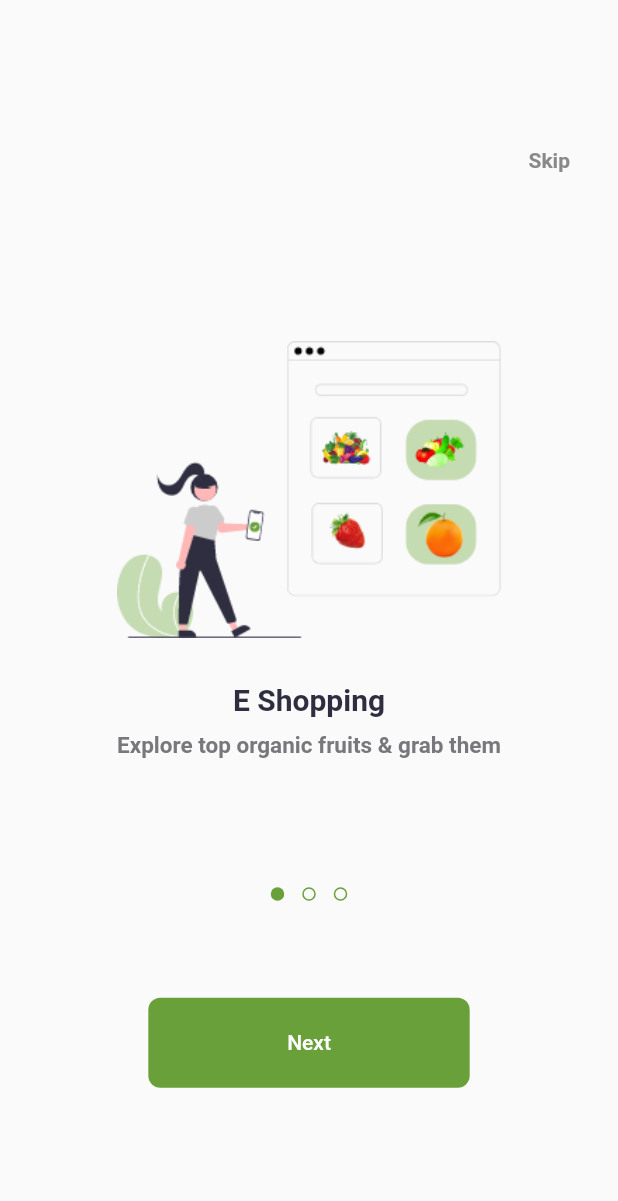
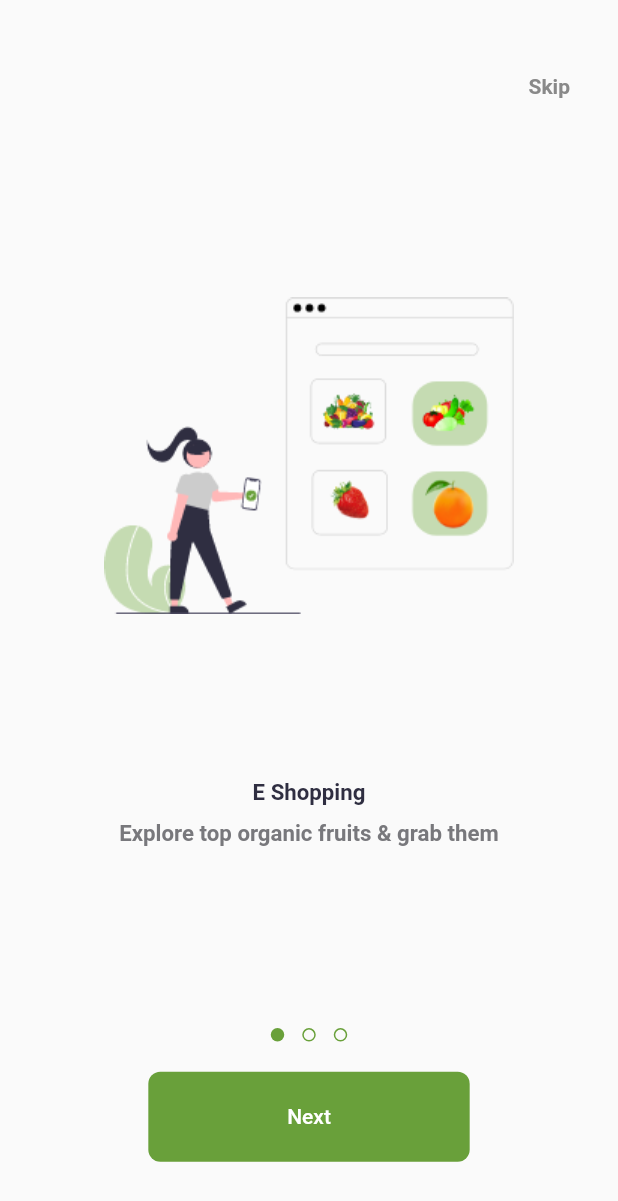
Before and after one commit to Meta-c/Ecommerce, a Flutter app: the screen it shows after launch, on a phone screen of 412 x 824 dp. Shown: the top 1201 px of the screen. Run offline on Flutter 3.47's test engine with Material 2 defaults, Android fonts, the phone set to English and light mode, and no system bars; drawn by our look-alikes of dots_indicator; our stand-ins replace device_preview, get; Roboto replaces fonts that are missing (Poppins).

Commit message:
responsive design

```diff
--- a/ecommerce/lib/features/on Boarding/presentation/widgets/on_boarding_body.dart
+++ b/ecommerce/lib/features/on Boarding/presentation/widgets/on_boarding_body.dart
@@ -37,7 +37,8 @@ class _OnBoardingViewBodyState extends State<OnBoardingViewBody> {
         Positioned(
             left: 0,
             right: 0,
-            bottom: SizeConfig.defaultSize! * 22,
+            bottom:
+                SizeConfig.screenHeight! - (SizeConfig.screenHeight! * 0.85),
             child: GetBuilder<OnBoardingController>(builder: (controller) {
               return CustomDotIndicator(dotIndex: controller.index.toDouble());
             })),
@@ -45,7 +46,7 @@ class _OnBoardingViewBodyState extends State<OnBoardingViewBody> {
           builder: (controller) => Visibility(
             visible: controller.index == 2 ? false : true,
             child: Positioned(
-              top: SizeConfig.defaultSize! * 10,
+              top: SizeConfig.defaultSize! * 5,
               right: 32,
               child: InkWell(
                 onTap: () {
@@ -66,7 +67,7 @@ class _OnBoardingViewBodyState extends State<OnBoardingViewBody> {
           ),
         ),
         Positioned(
-            bottom: SizeConfig.defaultSize! * 10,
+            bottom: SizeConfig.defaultSize! * 5,
             left: SizeConfig.defaultSize! * 10,
             right: SizeConfig.defaultSize! * 10,
             child: CustomGeneralButton(
--- a/ecommerce/lib/features/on Boarding/presentation/widgets/page_view_item.dart
+++ b/ecommerce/lib/features/on Boarding/presentation/widgets/page_view_item.dart
@@ -12,17 +12,19 @@ class PageViewItem extends StatelessWidget {
   Widget build(BuildContext context) {
     return Column(
       children: [
-        const VerticalSpace(
-          value: 23,
+        VerticalSpace(
+          value: SizeConfig.defaultSize! * 1,
         ),
         SizedBox(
-            height: SizeConfig.defaultSize! * 20, child: Image.asset(image!)),
-        const VerticalSpace(value: 3),
+            height: SizeConfig.screenHeight! * 0.5, child: Image.asset(image!)),
+        VerticalSpace(
+          value: SizeConfig.defaultSize! * 0.1,
+        ),
         Text(
           title!,
-          style: const TextStyle(
-            fontSize: 20,
-            color: Color(0xff2f2e41),
+          style: TextStyle(
+            fontSize: SizeConfig.defaultSize! * 1.5,
+            color: const Color(0xff2f2e41),
             fontWeight: FontWeight.w600,
           ),
           textAlign: TextAlign.left,
@@ -32,10 +34,10 @@ class PageViewItem extends StatelessWidget {
         ),
         Text(
           subTitle!,
-          style: const TextStyle(
-            fontSize: 15,
+          style: TextStyle(
+            fontSize: SizeConfig.defaultSize! * 1.5,
             fontWeight: FontWeight.bold,
-            color: Color(0xff78787c),
+            color: const Color(0xff78787c),
           ),
           textAlign: TextAlign.left,
         )
```
